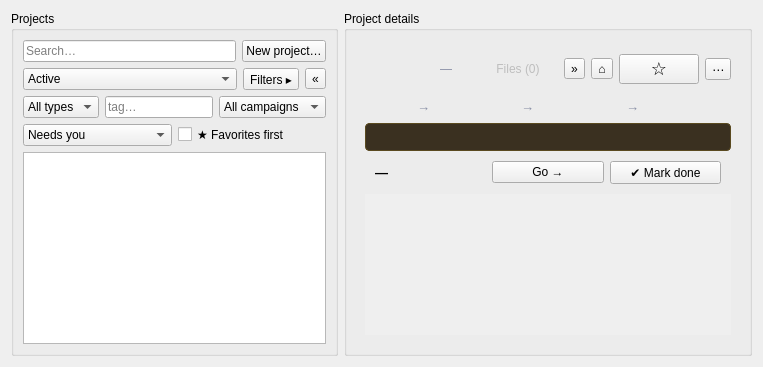
Old version of the form nightscribe/gui/ui/projects_tab.ui in the repository irydeo/nightscribe.
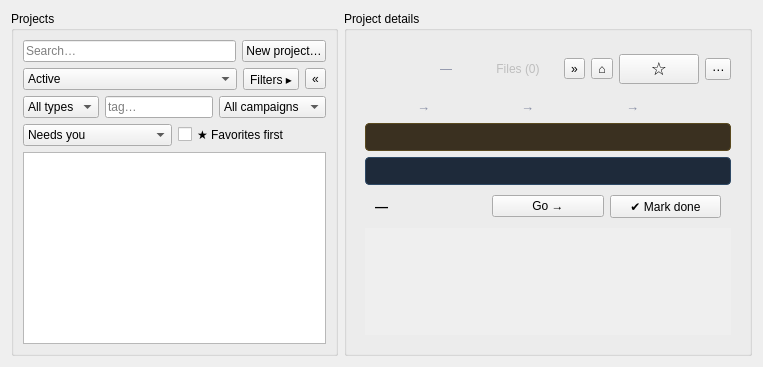
New version of the form. The open tabs and pages were chosen to show the change.

Diff of the .ui file:
```diff
--- a/nightscribe/gui/ui/projects_tab.ui
+++ b/nightscribe/gui/ui/projects_tab.ui
@@ -279,6 +279,17 @@
              <property name="styleSheet"><string notr="true">background-color: #3a3020; color: #e0c060; border: 1px solid #5a4a20; border-radius: 4px; padding: 6px;</string></property>
             </widget>
            </item>
+           <item>
+            <widget class="QLabel" name="lbl_confirm">
+             <property name="visible"><bool>false</bool></property>
+             <property name="wordWrap"><bool>true</bool></property>
+             <property name="textFormat"><enum>Qt::RichText</enum></property>
+             <property name="openExternalLinks"><bool>true</bool></property>
+             <property name="textInteractionFlags"><set>Qt::LinksAccessibleByMouse|Qt::TextSelectableByMouse</set></property>
+             <property name="toolTip"><string>An object observed while it was still on the confirmation page and confirmed since: its new name and the circular that published it, so you can find your data in it</string></property>
+             <property name="styleSheet"><string notr="true">background-color: #1e2a3a; color: #8fd0ff; border: 1px solid #2f4a66; border-radius: 4px; padding: 6px;</string></property>
+            </widget>
+           </item>
            <item>
             <widget class="QFrame" name="nextBand" native="true">
              <layout class="QHBoxLayout" name="nextLayout">
```
